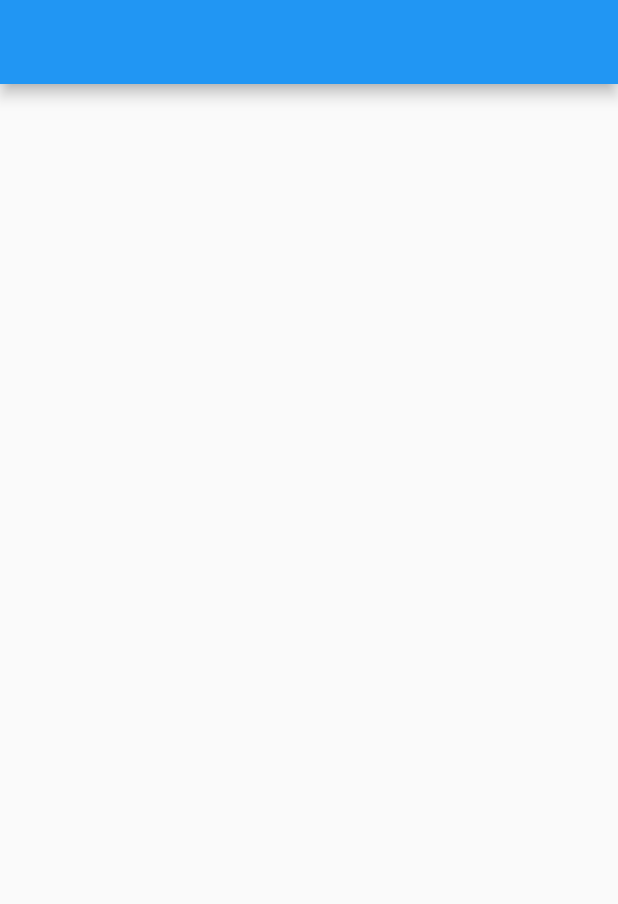
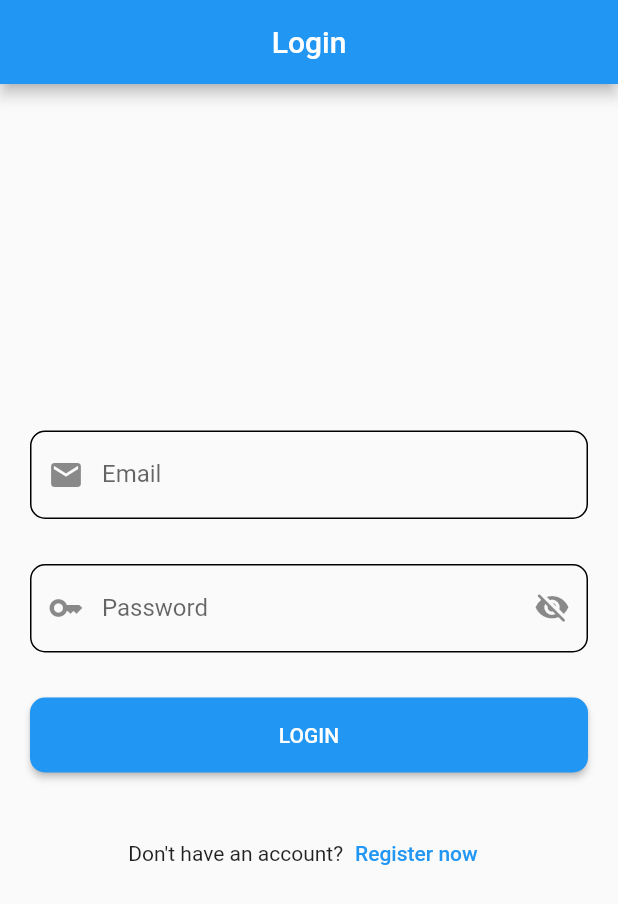
Before and after one commit to Hazem010h/cloud-final-project, a Flutter app: the screen it shows after launch, on a phone screen of 412 x 824 dp. Shown: the top 904 px of the screen. Run offline on Flutter 3.47's test engine with Material 2 defaults, Android fonts, the phone set to English and light mode, and no system bars; our stand-ins replace bloc, dio, flutter_bloc, shared_preferences.

Commit message:
login_and_register

```diff
--- a/cloud_website/lib/login_screen/login_screen.dart
+++ b/cloud_website/lib/login_screen/login_screen.dart
@@ -1,18 +1,124 @@
+import 'package:cloud_website/register_screen/register_screen.dart';
+import 'package:cloud_website/shared/components/components.dart';
 import 'package:flutter/material.dart';
+import 'package:flutter_bloc/flutter_bloc.dart';
+import 'cubit/login_cubit.dart';
+import 'cubit/login_states.dart';
+
+var emailController=TextEditingController();
+var passController=TextEditingController();
+var formKey=GlobalKey<FormState>();
 
 class LoginScreen extends StatelessWidget {
   const LoginScreen({Key? key}) : super(key: key);
 
   @override
   Widget build(BuildContext context) {
-    return Scaffold(
-      appBar: AppBar(),
-      body: SingleChildScrollView(
-        child: Column(
-          children: [
+    return BlocProvider(
+      create: (BuildContext context)=>LoginCubit(),
+      child: BlocConsumer<LoginCubit,LoginStates>(
+        listener: (context,state){},
+        builder: (context,state){
+          var cubit=LoginCubit.get(context);
+          return Form(
+            key: formKey,
+            child: Scaffold(
+              appBar: AppBar(
+                centerTitle: true,
+                title: const Text(
+                    'Login'
+                ),
+              ),
+              body: Padding(
+                padding: const EdgeInsets.all(20.0),
+                child: Center(
+                  child: SingleChildScrollView(
+                    child: Column(
+                      children: [
+                        defaultFormField(
+                            controller: emailController,
+                            prefixIcon:const Icon(
+                                Icons.email
+                            ),
+                            obscure: false,
+                            keyboardType: TextInputType.emailAddress,
+                            label: 'Email',
+                            validator: (value){
+                              if(value!.isEmpty){
+                                return 'this field mustn\'t be empty';
+                              }
+                              return null;
+                            }
+                        ),
+                        const SizedBox(
+                          height: 30,
+                        ),
+                        defaultFormField(
+                            prefixIcon: const Icon(
+                                Icons.key
+                            ),
+                            controller: passController,
+                            obscure:cubit.isVisible? false:true,
+                            keyboardType: TextInputType.text,
+                            label: 'Password',
+                            suffixIcon:  IconButton(
+                                onPressed: (){
+                                  cubit.changeVisibility();
+                                },
+                                icon: Icon(
+                                  cubit.isVisible?Icons.remove_red_eye:Icons.visibility_off_rounded,
+                                )
+                            ),
+                            validator: (value){
+                              if(value!.isEmpty){
+                                return 'this field mustn\'t be empty';
+                              }
+                              return null;
+                            }
+                        ),
+                        const SizedBox(
+                          height: 30,
+                        ),
+                        defaultButton(
+                            label: 'Login',
+                            function: (){
+                              if(formKey.currentState!.validate()){
 
-          ],
-        ),
+                              }
+                            }
+                        ),
+                        const SizedBox(
+                          height: 30,
+                        ),
+                        Row(
+                          mainAxisAlignment: MainAxisAlignment.center,
+                          children: [
+                            const Text(
+                              'Don\'t have an account?',
+                            ),
+                            TextButton(
+                              onPressed: (){
+                                emailController.clear();
+                                passController.clear();
+                                navigateTo(
+                                    context: context,
+                                    screen: const RegisterScreen(),
+                                );
+                              },
+                              child: const Text(
+                                  'Register now'
+                              ),
+                            ),
+                          ],
+                        ),
+                      ],
+                    ),
+                  ),
+                ),
+              ),
+            ),
+          );
+        },
       ),
     );
   }
```
